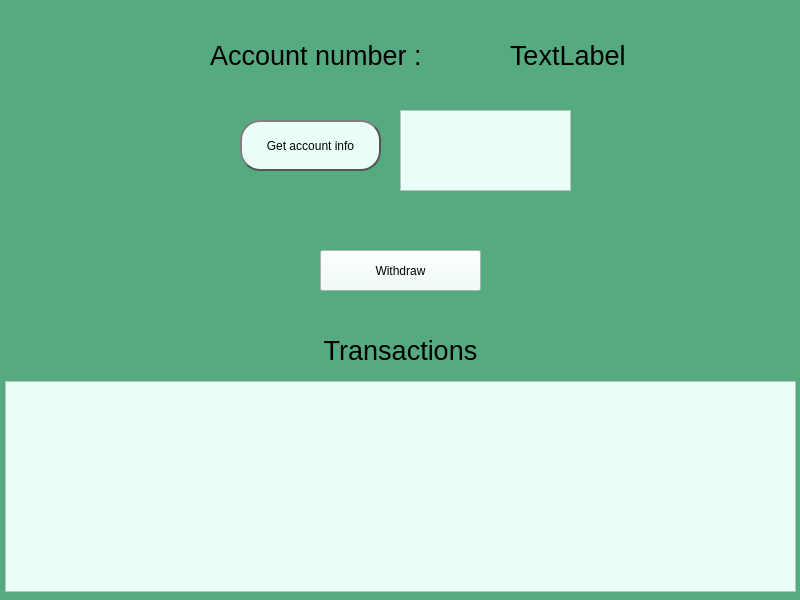
22kmo-project/group_9, file frontend/userhomepage.ui: the form before one commit.
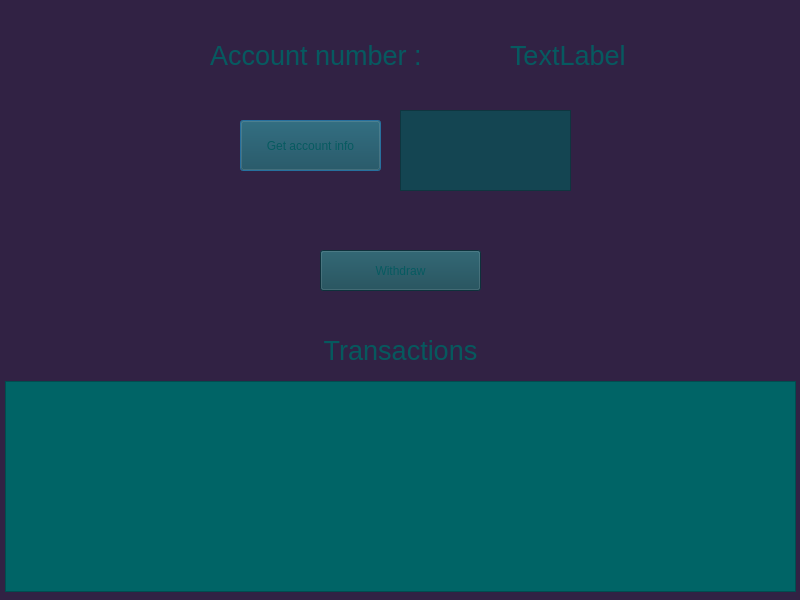
The form after the commit.

Commit message: Väliaikaisia muutoksia

Patch:
```diff
--- a/frontend/userhomepage.ui
+++ b/frontend/userhomepage.ui
@@ -14,7 +14,7 @@
    <string>Dialog</string>
   </property>
   <property name="styleSheet">
-   <string notr="true">background-color: rgb(85, 170, 127);
+   <string notr="true">background-color: rgb(49, 34, 68);
 </string>
   </property>
   <widget class="QLabel" name="lableIdOwner">
@@ -35,7 +35,7 @@
     <string notr="true">border-color: rgb(54, 99, 76)</string>
    </property>
    <property name="text">
-    <string>TextLabel</string>
+    <string>&lt;html&gt;&lt;head/&gt;&lt;body&gt;&lt;p&gt;&lt;span style=&quot; color:#065a60;&quot;&gt;TextLabel&lt;/span&gt;&lt;/p&gt;&lt;/body&gt;&lt;/html&gt;</string>
    </property>
   </widget>
   <widget class="QPushButton" name="accountB">
@@ -48,27 +48,9 @@
     </rect>
    </property>
    <property name="styleSheet">
-    <string notr="true">QPushButton {
-background-color: rgb(234, 255, 248);
-color: #33;
-border: 2px solid #555;
-border-radius: 20px;
-border-style: outset;
-background: qradialgradient(
-cx: 0.3, cy: -0.4, fx: 0.3, fy: -0.4,
-radius: 1.35, stop: 0 #fff, stop: 1 #888
-
-);
-padding: 5px;
-}
-
-QPushButton:hover {
-background: qradialgradient(
-cx: 0.3, cy: -0.4, fx: 0.3, fy: -0.4,
-radius: 1.35, stop: 0 #fff, stop: 1 #bbb
-
-);
-}</string>
+    <string notr="true">
+background-color: rgb(20, 69, 82);
+color: rgb(6, 90, 96)</string>
    </property>
    <property name="text">
     <string>Get account info</string>
@@ -84,8 +66,8 @@
     </rect>
    </property>
    <property name="styleSheet">
-    <string notr="true">background-color: rgb(234, 255, 248);
-</string>
+    <string notr="true">background-color: rgb(20, 69, 82);
+color: rgb(6, 90, 96)</string>
    </property>
    <property name="text">
     <string>Withdraw</string>
@@ -101,7 +83,7 @@
     </rect>
    </property>
    <property name="styleSheet">
-    <string notr="true">background-color: rgb(234, 255, 248);</string>
+    <string notr="true">background-color: rgb(20, 69, 82);</string>
    </property>
    <property name="html">
     <string>&lt;!DOCTYPE HTML PUBLIC &quot;-//W3C//DTD HTML 4.0//EN&quot; &quot;http://www.w3.org/TR/REC-html40/strict.dtd&quot;&gt;
@@ -122,7 +104,7 @@
     </rect>
    </property>
    <property name="text">
-    <string>&lt;html&gt;&lt;head/&gt;&lt;body&gt;&lt;p align=&quot;center&quot;&gt;&lt;span style=&quot; font-size:20pt;&quot;&gt;Transactions&lt;/span&gt;&lt;/p&gt;&lt;/body&gt;&lt;/html&gt;</string>
+    <string>&lt;html&gt;&lt;head/&gt;&lt;body&gt;&lt;p align=&quot;center&quot;&gt;&lt;span style=&quot; font-size:20pt; color:#06595e;&quot;&gt;Transactions&lt;/span&gt;&lt;/p&gt;&lt;/body&gt;&lt;/html&gt;</string>
    </property>
   </widget>
   <widget class="QListWidget" name="bankView">
@@ -135,7 +117,7 @@
     </rect>
    </property>
    <property name="styleSheet">
-    <string notr="true">background-color: rgb(234, 255, 248);</string>
+    <string notr="true">background-color: rgb(0, 100, 102);</string>
    </property>
   </widget>
   <widget class="QLabel" name="label">
@@ -153,11 +135,10 @@
     </font>
    </property>
    <property name="styleSheet">
-    <string notr="true">
-border-color: rgb(54, 99, 76);</string>
+    <string notr="true"/>
    </property>
    <property name="text">
-    <string>Account number :</string>
+    <string>&lt;html&gt;&lt;head/&gt;&lt;body&gt;&lt;p&gt;&lt;span style=&quot; color:#065a60;&quot;&gt;Account number :&lt;/span&gt;&lt;/p&gt;&lt;/body&gt;&lt;/html&gt;</string>
    </property>
   </widget>
  </widget>
```
The commit also changes 2 other files.
